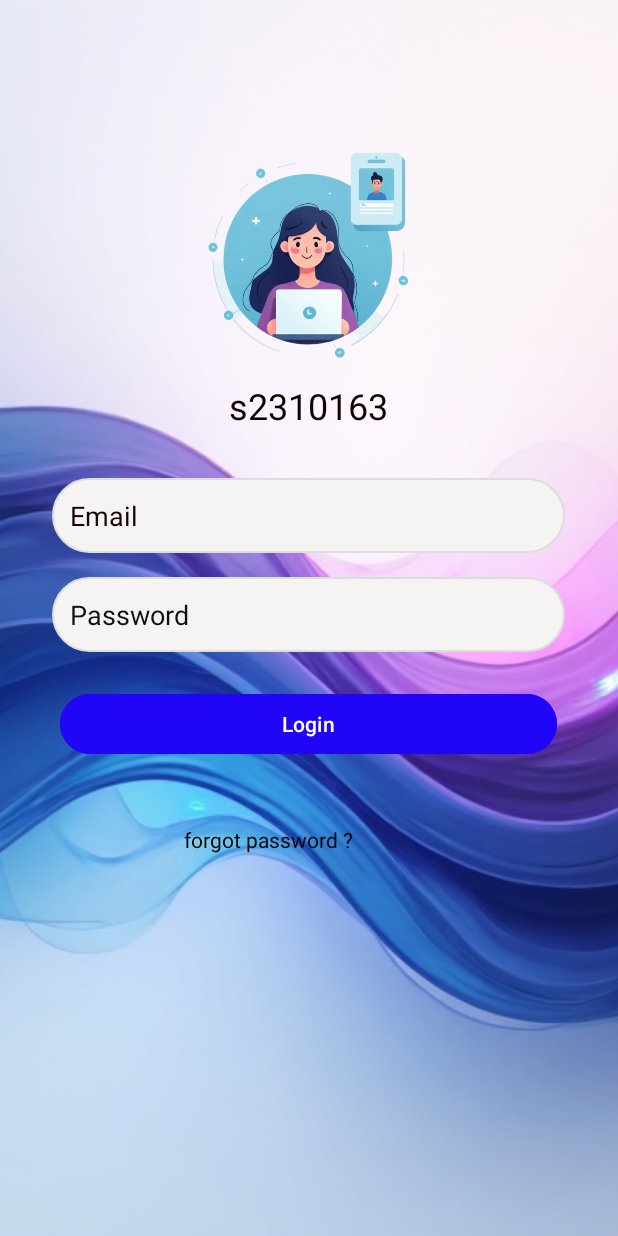
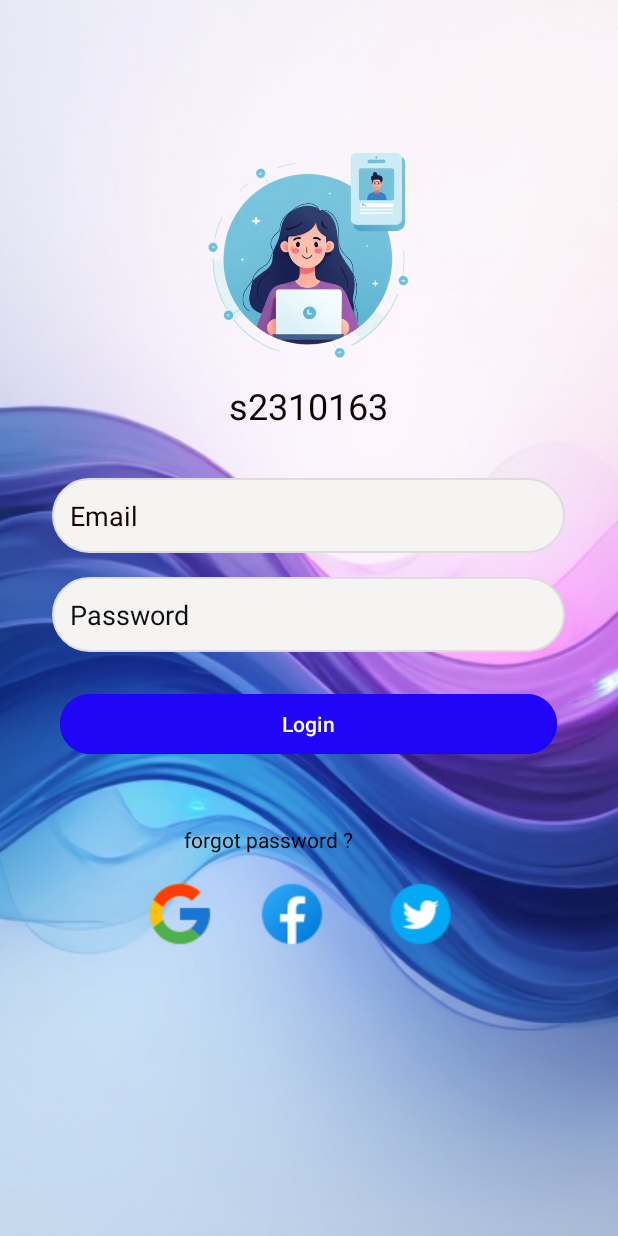
Before and after one commit to Sandaruwan720/labtest_EEI4369, an Android app: the LoginActivity screen opened directly, with no data from a screen before it, on a phone screen of 412 x 824 dp. Run offline under Robolectric (Android 15) with nearby library versions, the phone set to English and light mode, and no system bars.

Commit message:
update the login page

```diff
--- a/app/src/main/res/layout/activity_login.xml
+++ b/app/src/main/res/layout/activity_login.xml
@@ -89,6 +89,38 @@
             android:text="forgot password ?"
             android:textColor="#050101" />
 
+        <LinearLayout
+            android:layout_width="296dp"
+            android:layout_height="wrap_content"
+            android:layout_gravity="center_horizontal"
+            android:layout_marginTop="16dp"
+            android:gravity="center"
+            android:orientation="horizontal">
+
+            <ImageView
+                android:id="@+id/ivGoogle"
+                android:layout_width="48dp"
+                android:layout_height="48dp"
+                android:layout_marginEnd="16dp"
+                android:contentDescription="Google Login"
+                android:src="@drawable/googleicon" />
+
+            <ImageView
+                android:id="@+id/ivFacebook"
+                android:layout_width="69dp"
+                android:layout_height="48dp"
+                android:layout_marginEnd="16dp"
+                android:contentDescription="Facebook Login"
+                android:src="@drawable/fbicon" />
+
+            <ImageView
+                android:id="@+id/ivTwitter"
+                android:layout_width="70dp"
+                android:layout_height="match_parent"
+                android:contentDescription="Twitter Login"
+                android:src="@drawable/twittericon" />
+        </LinearLayout>
+
     </LinearLayout>
 
 
```
Also changed, not shown: app/src/main/res/drawable/fbicon.png (added), app/src/main/res/drawable/googleicon.png (added), app/src/main/res/drawable/twittericon.png (added).
